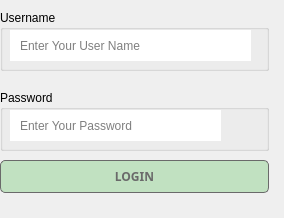
Before: the Qt Designer form logindialog.ui in sanazshokrzadeh/Messanger_throw_10, drawn with Qt 5.
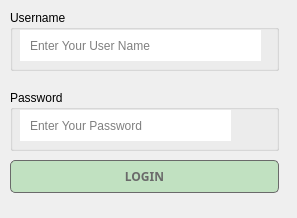
After: the same form once the commit is applied. Icons and pictures are not drawn.

What changed in the file:
```diff
--- a/logindialog.ui
+++ b/logindialog.ui
@@ -6,7 +6,7 @@
    <rect>
     <x>0</x>
     <y>0</y>
-    <width>284</width>
+    <width>297</width>
     <height>218</height>
    </rect>
   </property>
@@ -16,7 +16,7 @@
   <widget class="QPushButton" name="pushButtonlogin2">
    <property name="geometry">
     <rect>
-     <x>0</x>
+     <x>10</x>
      <y>160</y>
      <width>269</width>
      <height>33</height>
@@ -57,7 +57,7 @@
   <widget class="QGroupBox" name="password_groupBox">
    <property name="geometry">
     <rect>
-     <x>0</x>
+     <x>10</x>
      <y>90</y>
      <width>269</width>
      <height>61</height>
@@ -183,7 +183,7 @@
   <widget class="QGroupBox" name="username_groupBox">
    <property name="geometry">
     <rect>
-     <x>0</x>
+     <x>10</x>
      <y>10</y>
      <width>269</width>
      <height>61</height>
```
